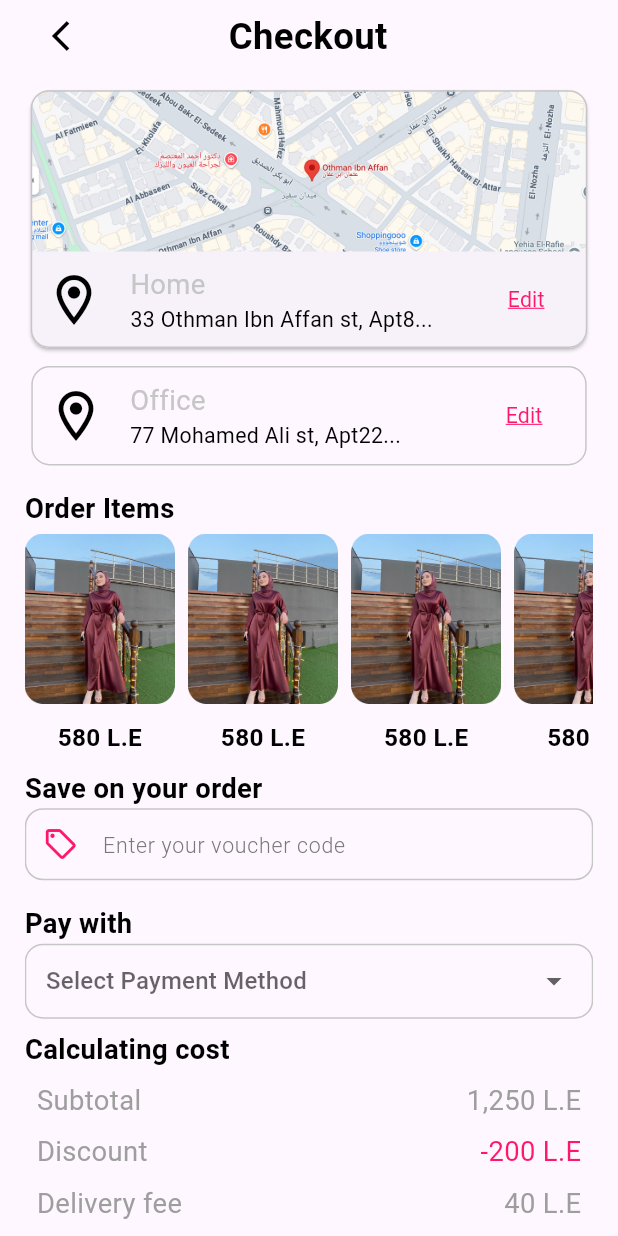
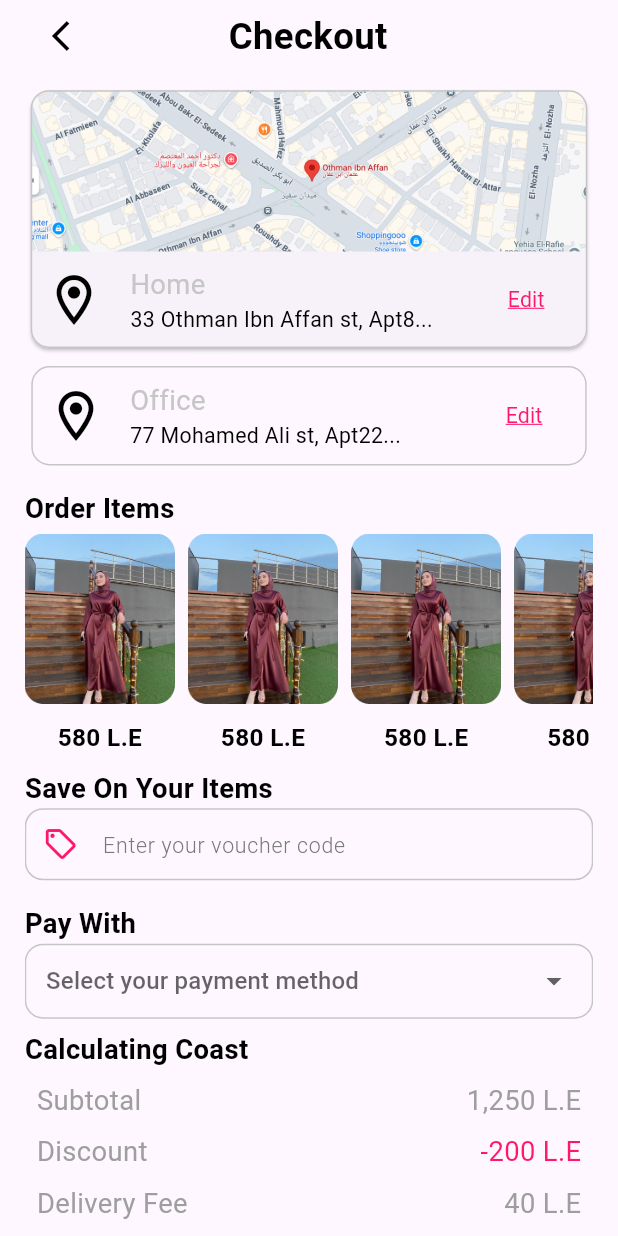
Before and after one commit to Mentorship-Diva/Diva, a Flutter app: the CartScreen screen opened by its route, after a tap on "Checkout", on a phone screen of 412 x 824 dp. Run offline on Flutter 3.47's test engine with Material 3 defaults, Android fonts, the phone set to English and light mode, and no system bars; our stand-ins replace bloc, cached_network_image, dio, dotted_border, firebase_auth, firebase_core and 16 more; missing offline and left inert: flex_color_picker, flutter_shakemywidget, flutter_timer_countdown; accounts and stored records are empty; generated files the repository leaves out were written again; network calls fail; project files that could hold a hidden picture were left out.

Commit message:
cart and checkout screen localization

```diff
--- a/lib/features/cart/ui/screens/cart_screen.dart
+++ b/lib/features/cart/ui/screens/cart_screen.dart
@@ -3,6 +3,7 @@ import 'package:flutter_screenutil/flutter_screenutil.dart';
 import 'package:mentorship/core/helpers/extensions.dart';
 import 'package:mentorship/core/theming/colors.dart';
 import '../../../../core/theming/text_styles.dart';
+import '../../../../generated/l10n.dart';
 import '../widgets/cart_items_list.dart';
 import '../widgets/checkout_total_and_button.dart';
 
@@ -17,16 +18,8 @@ class CartScreen extends StatelessWidget {
         // To avoid tinted color when screen scrolls.
         backgroundColor: AppColors.backgroundColor,
         surfaceTintColor: AppColors.backgroundColor,
-        // leading: IconButton(
-        //   onPressed: () {
-        //     context.pop();
-        //   },
-        //   icon: Icon(
-        //     Icons.arrow_back_ios,
-        //   ),
-        // ),
         title: Text(
-          'Cart',
+          S.of(context).cart,
           style: AppTextStyles.font24BlackSemiBold,
         ),
         centerTitle: true,
--- a/lib/features/cart/ui/widgets/cart_item.dart
+++ b/lib/features/cart/ui/widgets/cart_item.dart
@@ -3,6 +3,8 @@ import 'package:flutter_screenutil/flutter_screenutil.dart';
 import 'package:mentorship/core/theming/assets.dart';
 import 'package:mentorship/core/theming/colors.dart';
 import 'package:mentorship/core/theming/text_styles.dart';
+
+import '../../../../generated/l10n.dart';
 
 class CartItem extends StatefulWidget {
   const CartItem({super.key});
@@ -138,7 +140,7 @@ class _CartItemState extends State<CartItem> {
                     height: 15,
                   ),
                   Text(
-                    'Edit',
+                    S.of(context).edit,
                     style: AppTextStyles.font14Pink400UnderLine,
                   ),
                 ],
--- a/lib/features/cart/ui/widgets/checkout_total_and_button.dart
+++ b/lib/features/cart/ui/widgets/checkout_total_and_button.dart
@@ -1,9 +1,9 @@
 import 'package:flutter/material.dart';
 import 'package:flutter_screenutil/flutter_screenutil.dart';
-import 'package:mentorship/core/routing/routes.dart';
 import 'package:mentorship/features/checkout/ui/screens/checkout_screen.dart';
 import '../../../../core/theming/text_styles.dart';
 import '../../../../core/widgets/app_main_button.dart';
+import '../../../../generated/l10n.dart';
 
 class CheckoutTotalAndButton extends StatelessWidget {
   const CheckoutTotalAndButton({super.key});
@@ -16,7 +16,7 @@ class CheckoutTotalAndButton extends StatelessWidget {
           mainAxisAlignment: MainAxisAlignment.spaceBetween,
           children: [
             Text(
-              'TOTAL',
+              S.of(context).total,
               style: AppTextStyles.font14Black500,
             ),
             Text(
@@ -34,7 +34,7 @@ class CheckoutTotalAndButton extends StatelessWidget {
                 MaterialPageRoute(
                     builder: (context) => const CheckoutScreen()));
           },
-          title: 'Checkout',
+          title: S.of(context).checkout,
         ),
       ],
     );
--- a/lib/features/checkout/ui/screens/checkout_screen.dart
+++ b/lib/features/checkout/ui/screens/checkout_screen.dart
@@ -10,6 +10,8 @@ import 'package:mentorship/features/checkout/ui/widgets/calculating_cost.dart';
 import 'package:mentorship/features/checkout/ui/widgets/checkout_app_bar.dart';
 import 'package:mentorship/features/checkout/ui/widgets/order_items.dart';
 import 'package:mentorship/features/checkout/ui/widgets/payment_options.dart';
+
+import '../../../../generated/l10n.dart';
 
 class CheckoutScreen extends StatelessWidget {
   const CheckoutScreen({super.key});
@@ -25,12 +27,12 @@ class CheckoutScreen extends StatelessWidget {
             SizedBox(height: 8.h),
             AddressWidget(),
             SizedBox(height: 8.h),
-            Text("Order Items", style: AppTextStyles.font18BlackBold),
+            Text(S.of(context).orderItems, style: AppTextStyles.font18BlackBold),
             OrderItems(),
             SizedBox(height: 8.h),
-            Text("Save on your order", style: AppTextStyles.font18BlackBold),
+            Text(S.of(context).saveOnYourItems, style: AppTextStyles.font18BlackBold),
             AppTextFormField(
-              hintText: "Enter your voucher code",
+              hintText: S.of(context).enterYourVoucherCode,
               borderRadius: 12.r,
               prefixIcon: Icon(
                 Icons.local_offer_outlined,
@@ -38,17 +40,17 @@ class CheckoutScreen extends StatelessWidget {
               ),
             ),
             SizedBox(height: 16.h),
-            Text("Pay with", style: AppTextStyles.font18BlackBold),
+            Text(S.of(context).payWith, style: AppTextStyles.font18BlackBold),
             PaymentOptions(),
             SizedBox(height: 8.h),
-            Text("Calculating cost", style: AppTextStyles.font18BlackBold),
+            Text(S.of(context).calculatingCoast, style: AppTextStyles.font18BlackBold),
             CalculatingCost(),
             SizedBox(height: 8.h),
             AppMainButton(
                 onPressed: () {
                   showToast(message: "Sccesssful Order");
                 },
-                title: "Place Order"),
+                title: S.of(context).placeOrder),
             SizedBox(height: 8.h),
           ],
         ),
--- a/lib/features/checkout/ui/widgets/address_widget.dart
+++ b/lib/features/checkout/ui/widgets/address_widget.dart
@@ -3,6 +3,8 @@ import 'package:flutter_screenutil/flutter_screenutil.dart';
 import 'package:mentorship/core/theming/assets.dart';
 import 'package:mentorship/core/theming/colors.dart';
 import 'package:mentorship/core/theming/text_styles.dart';
+
+import '../../../../generated/l10n.dart';
 
 class AddressWidget extends StatefulWidget {
   const AddressWidget({super.key});
@@ -57,7 +59,7 @@ class _AddressWidgetState extends State<AddressWidget> {
                         child: Column(
                           crossAxisAlignment: CrossAxisAlignment.start,
                           children: [
-                            Text('Home',
+                            Text(S.of(context).homeLocation,
                                 style: AppTextStyles.font18LightGrey400),
                             Text(
                               '33 Othman Ibn Affan st, Apt8...',
@@ -68,7 +70,7 @@ class _AddressWidgetState extends State<AddressWidget> {
                       ),
                       TextButton(
                         onPressed: () {},
-                        child: Text('Edit',
+                        child: Text(S.of(context).edit,
                             style: AppTextStyles.font14Pink400UnderLine),
                       ),
                     ],
@@ -105,7 +107,7 @@ class _AddressWidgetState extends State<AddressWidget> {
                   child: Column(
                     crossAxisAlignment: CrossAxisAlignment.start,
                     children: [
-                      Text('Office',
+                      Text(S.of(context).office,
                           style: AppTextStyles.font18LightGrey400),
                       Text(
                         '77 Mohamed Ali st, Apt22...',
@@ -116,7 +118,7 @@ class _AddressWidgetState extends State<AddressWidget> {
                 ),
                 TextButton(
                   onPressed: () {},
-                  child: Text('Edit',
+                  child: Text(S.of(context).edit,
                       style: AppTextStyles.font14Pink400UnderLine),
                 ),
               ],
--- a/lib/features/checkout/ui/widgets/calculating_cost.dart
+++ b/lib/features/checkout/ui/widgets/calculating_cost.dart
@@ -2,6 +2,8 @@ import 'package:flutter/material.dart';
 import 'package:flutter_screenutil/flutter_screenutil.dart';
 import 'package:mentorship/core/theming/colors.dart';
 import 'package:mentorship/core/theming/text_styles.dart';
+
+import '../../../../generated/l10n.dart';
 
 class CalculatingCost extends StatelessWidget {
   const CalculatingCost({Key? key}) : super(key: key);
@@ -16,7 +18,7 @@ class CalculatingCost extends StatelessWidget {
           Row(
             mainAxisAlignment: MainAxisAlignment.spaceBetween,
             children: [
-              Text("Subtotal", style: AppTextStyles.font18Grey400),
+              Text(S.of(context).subtotal, style: AppTextStyles.font18Grey400),
               Text("1,250 L.E", style: AppTextStyles.font18Grey400),
             ],
           ),
@@ -25,7 +27,7 @@ class CalculatingCost extends StatelessWidget {
             mainAxisAlignment: MainAxisAlignment.spaceBetween,
             children: [
               Text(
-                "Discount",
+                S.of(context).discount,
                 style: AppTextStyles.font18Grey400,
               ),
               Text(
@@ -39,7 +41,7 @@ class CalculatingCost extends StatelessWidget {
             mainAxisAlignment: MainAxisAlignment.spaceBetween,
             children: [
               Text(
-                "Delivery fee",
+                S.of(context).deliveryFee,
                 style: AppTextStyles.font18Grey400,
               ),
               Text(
@@ -54,7 +56,7 @@ class CalculatingCost extends StatelessWidget {
           Row(
             mainAxisAlignment: MainAxisAlignment.spaceBetween,
             children: [
-              Text("TOTAL", style: AppTextStyles.font18BlackBold,),
+              Text(S.of(context).total, style: AppTextStyles.font18BlackBold,),
               Text("1,050 L.E", style: AppTextStyles.font18BlackBold,),
             ],
           ),
--- a/lib/features/checkout/ui/widgets/checkout_app_bar.dart
+++ b/lib/features/checkout/ui/widgets/checkout_app_bar.dart
@@ -1,6 +1,8 @@
 import 'package:flutter/material.dart';
 import 'package:flutter_screenutil/flutter_screenutil.dart';
 import 'package:mentorship/core/theming/text_styles.dart';
+
+import '../../../../generated/l10n.dart';
 
 class CheckoutAppBar extends StatelessWidget {
   const CheckoutAppBar({super.key});
@@ -16,7 +18,7 @@ class CheckoutAppBar extends StatelessWidget {
           icon: const Icon(Icons.arrow_back_ios_new, color: Colors.black),
         ),
         SizedBox(width: 80.w),
-        Text('Checkout', style: AppTextStyles.font24BlackSemiBold),
+        Text(S.of(context).checkout, style: AppTextStyles.font24BlackSemiBold),
       ],
     );
   }
--- a/lib/features/checkout/ui/widgets/payment_options.dart
+++ b/lib/features/checkout/ui/widgets/payment_options.dart
@@ -4,6 +4,8 @@ import 'package:mentorship/core/theming/assets.dart';
 import 'package:mentorship/core/theming/colors.dart';
 import 'package:mentorship/core/theming/text_styles.dart';
 import 'package:mentorship/core/widgets/app_text_form_field.dart';
+
+import '../../../../generated/l10n.dart';
 
 class PaymentOptions extends StatefulWidget {
   const PaymentOptions({super.key});
@@ -45,7 +47,7 @@ class _PaymentOptionsState extends State<PaymentOptions> {
           ),
           child: DropdownButton<String>(
             value: selectedPaymentMethod,
-            hint: Text("Select Payment Method"),
+            hint: Text(S.of(context).selectPaymentMethod),
             isExpanded: true,
             underline: SizedBox(),
             icon: Icon(Icons.arrow_drop_down),
--- a/lib/l10n/intl_en.arb
+++ b/lib/l10n/intl_en.arb
@@ -37,5 +37,20 @@
   "reviews": "reviews",
   "color": "Color: ",
   "size": "Size: ",
-  "buyNow": "Buy Now"
+  "buyNow": "Buy Now",
+  "total": "TOTAL",
+  "checkout": "Checkout",
+  "edit": "Edit",
+  "orderItems": "Order Items",
+  "saveOnYourItems": "Save On Your Items",
+  "payWith": "Pay With",
+  "enterYourVoucherCode": "Enter your voucher code",
+  "selectPaymentMethod": "Select your payment method",
+  "calculatingCoast": "Calculating Coast",
+  "subtotal": "Subtotal",
+  "discount": "Discount",
+  "deliveryFee": "Delivery Fee",
+  "placeOrder": "Place Order",
+  "homeLocation": "Home",
+  "office": "Office"
 }
```
Also changed, not shown: lib/l10n/intl_ar.arb (+16 -1 lines), lib/generated/intl/messages_ar.dart, lib/generated/intl/messages_en.dart, lib/generated/l10n.dart.
